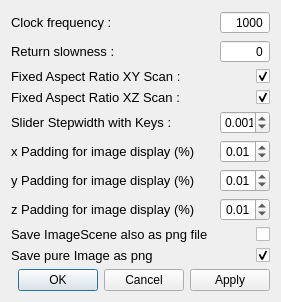
Ulm-IQO/qudi, file gui/Confocal/ConfocalSettingsUI.ui: the form before one commit.
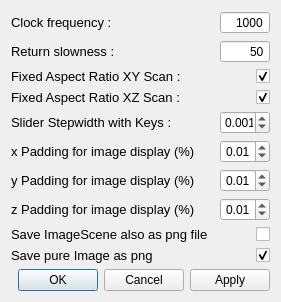
The form after the commit.

Diff of the .ui file:
```diff
--- a/gui/Confocal/ConfocalSettingsUI.ui
+++ b/gui/Confocal/ConfocalSettingsUI.ui
@@ -7,7 +7,7 @@
     <x>0</x>
     <y>0</y>
     <width>281</width>
-    <height>265</height>
+    <height>287</height>
    </rect>
   </property>
   <property name="windowTitle">
@@ -316,6 +316,12 @@
        <property name="accelerated">
         <bool>true</bool>
        </property>
+       <property name="maximum">
+        <number>1000</number>
+       </property>
+       <property name="value">
+        <number>50</number>
+       </property>
       </widget>
      </item>
      <item row="0" column="0">
```
Left out of the diff: 62 changed lines with no effect on the pictures.
